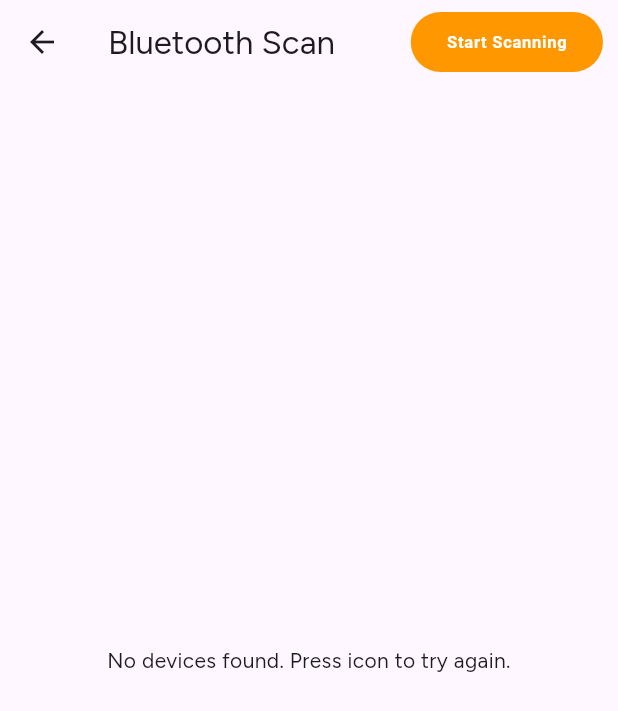
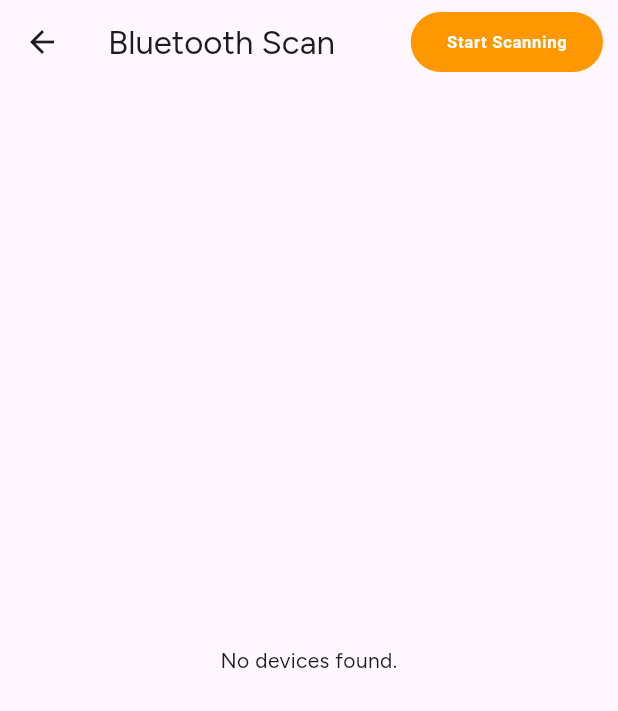
Before and after one commit to Raicodesokwe/bloc-bluetooth, a Flutter app: the ScanScreen screen opened directly, on a phone screen of 412 x 824 dp. Shown: the top 711 px of the screen. Run offline on Flutter 3.47's test engine with Material 3 defaults, Android fonts, the phone set to English and light mode, and no system bars; our stand-ins replace dio, flutter_bloc, flutter_blue_plus, flutter_dotenv, fluttertoast, google_fonts.

Commit message:
changed message displayed

```diff
--- a/lib/screens/scan_screen.dart
+++ b/lib/screens/scan_screen.dart
@@ -159,7 +159,7 @@ Future onRefresh() async {
                    const  Expanded(
                       child: Center(
                         child:   Text(
-                            'No devices found. Press icon to try again.',
+                            'No devices found.',
                             textAlign: TextAlign.center,
                           ),
                       ),
```
